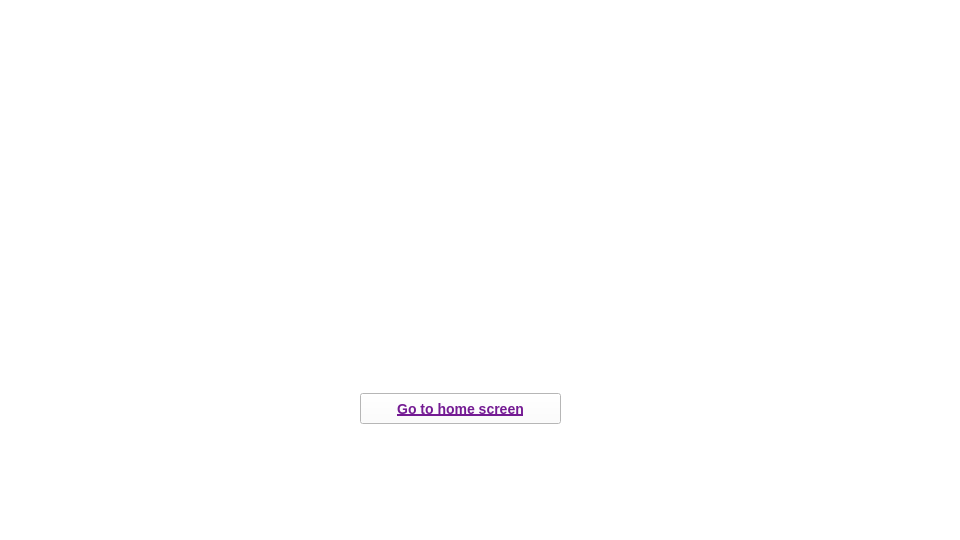
This is linkin.ui in Nirjaraa/spendwise as Qt 5 draws it before an edit. The edited form follows.
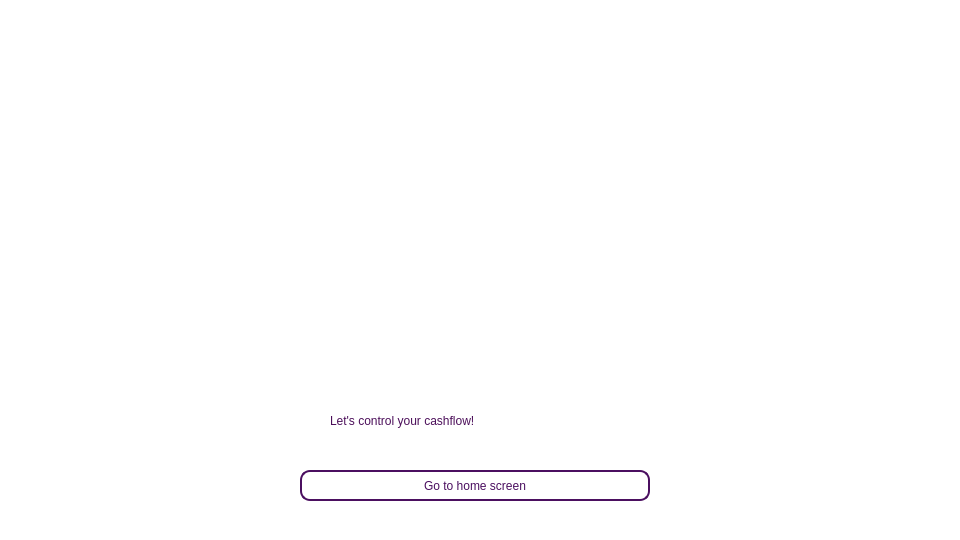
This is the edited form. Icons and pictures are not drawn.

The edit to the form file:
```diff
--- a/linkin.ui
+++ b/linkin.ui
@@ -17,76 +17,71 @@
    <string notr="true">background-color:rgb(255,255,255);</string>
   </property>
   <widget class="QWidget" name="centralwidget">
-   <widget class="QLabel" name="label">
-    <property name="geometry">
-     <rect>
-      <x>10</x>
-      <y>10</y>
-      <width>941</width>
-      <height>521</height>
-     </rect>
-    </property>
-    <property name="styleSheet">
-     <string notr="true"> border-image: url(:/resources/border.png);</string>
-    </property>
-    <property name="text">
-     <string/>
-    </property>
-   </widget>
-   <widget class="QLabel" name="label_2">
-    <property name="geometry">
-     <rect>
-      <x>280</x>
-      <y>60</y>
-      <width>401</width>
-      <height>301</height>
-     </rect>
-    </property>
-    <property name="styleSheet">
-     <string notr="true">border-image: url(:/new/background-images/resources/link.png);
-border-image: url(:/resources/link.png);</string>
-    </property>
-    <property name="text">
-     <string/>
-    </property>
-   </widget>
-   <widget class="QLabel" name="label_3">
-    <property name="geometry">
-     <rect>
-      <x>830</x>
-      <y>430</y>
-      <width>91</width>
-      <height>81</height>
-     </rect>
-    </property>
-    <property name="styleSheet">
-     <string notr="true">background-image:none; 
-border-image: url(:/resources/logo.png);</string>
-    </property>
-    <property name="text">
-     <string/>
-    </property>
-   </widget>
    <widget class="QPushButton" name="pushButton">
     <property name="geometry">
      <rect>
-      <x>360</x>
-      <y>393</y>
-      <width>201</width>
+      <x>300</x>
+      <y>470</y>
+      <width>350</width>
       <height>31</height>
      </rect>
     </property>
     <property name="styleSheet">
-     <string notr="true">border-image:none;
-border-color:none;
-color:rgb(116,27,147);
-font-weight: bold;
- text-decoration: underline; font-size:  14px;</string>
+     <string notr="true">QPushButton {
+    font: 13pt &quot;Bahnschrift&quot;;
+    border: 2px solid rgb(75, 15, 96);  
+    color: rgb(75, 15, 96);
+    background-color:transparent;
+    border-radius: 10px;
+}
+
+QPushButton:hover {
+    border: 2px solid none;  
+    color: rgb(255, 255, 255);
+    background-color: rgb(75, 15, 96);	
+	}
+ 
+
+
+</string>
     </property>
     <property name="text">
      <string>Go to home screen</string>
     </property>
    </widget>
+   <widget class="QLabel" name="label">
+    <property name="geometry">
+     <rect>
+      <x>190</x>
+      <y>20</y>
+      <width>571</width>
+      <height>371</height>
+     </rect>
+    </property>
+    <property name="styleSheet">
+     <string notr="true">image: url(:/resources/link-background.png);</string>
+    </property>
+    <property name="text">
+     <string/>
+    </property>
+   </widget>
+   <widget class="QLabel" name="label_2">
+    <property name="geometry">
+     <rect>
+      <x>330</x>
+      <y>410</y>
+      <width>301</width>
+      <height>21</height>
+     </rect>
+    </property>
+    <property name="styleSheet">
+     <string notr="true">font: 18pt &quot;Bahnschrift&quot;;
+color:rgb(76,15,90);</string>
+    </property>
+    <property name="text">
+     <string>Let's control your cashflow!</string>
+    </property>
+   </widget>
   </widget>
  </widget>
  <resources/>
```
